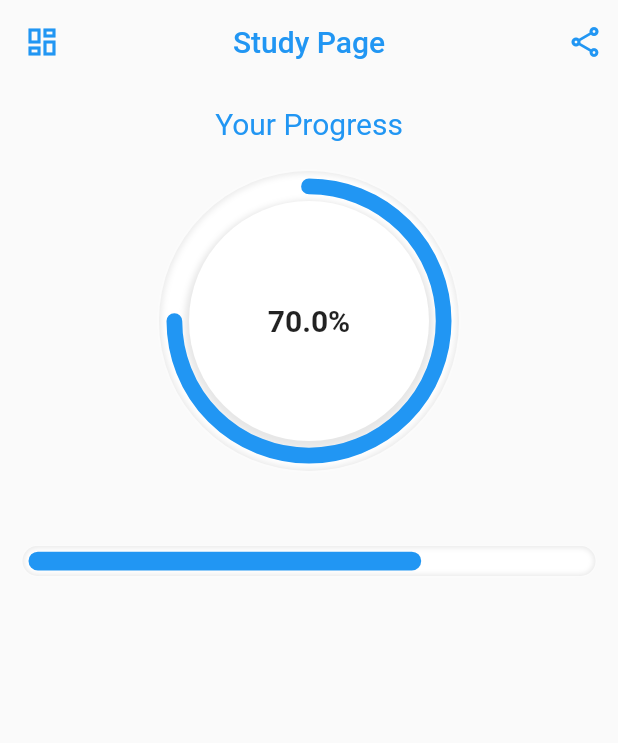
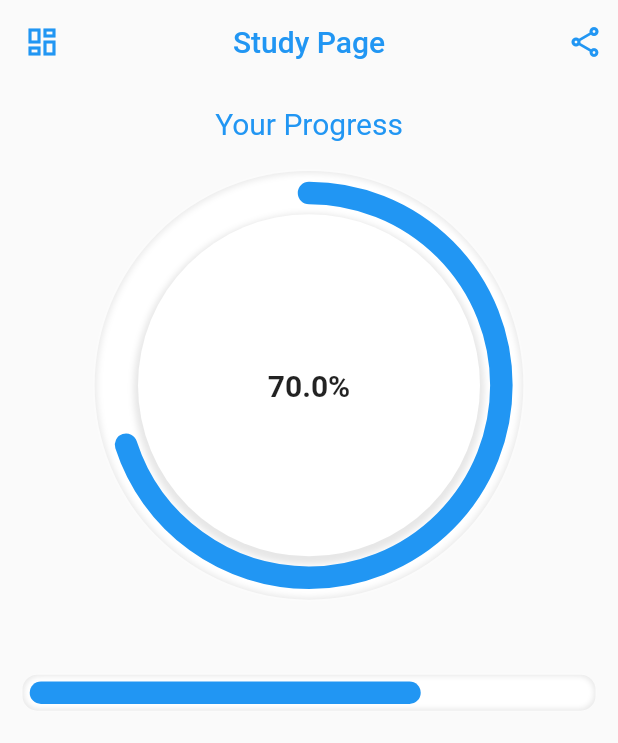
Before and after one commit to metaspook/theory_test, a Flutter app: the screen it shows after launch, on a phone screen of 412 x 824 dp. Shown: the top 743 px of the screen. Run offline on Flutter 3.47's test engine with Material 2 defaults, Android fonts, the phone set to English and light mode, and no system bars; drawn by our look-alikes of percent_indicator.

Commit message:
update circular progressBar

```diff
--- a/lib/pages/study_page.dart
+++ b/lib/pages/study_page.dart
@@ -27,12 +27,16 @@ class StudyPage extends StatelessWidget {
                   .copyWith(color: Colors.blue, fontWeight: FontWeight.normal),
             ),
             const SizedBox(height: 20),
-            const CircularProgressBar(),
+            CircularProgressBar(
+              color: colorScheme.primary,
+              percent: 0.7,
+              width: 15,
+            ),
             const SizedBox(height: 50),
             LinearProgressBar(
               color: colorScheme.primary,
               percent: 0.7,
-              height: 12.5,
+              height: 15,
             ),
           ],
         ),
--- a/lib/widgets/progress_bar.dart
+++ b/lib/widgets/progress_bar.dart
@@ -3,19 +3,21 @@ import 'package:percent_indicator/circular_percent_indicator.dart';
 import 'package:percent_indicator/linear_percent_indicator.dart';
 
 class CircularProgressBar extends StatelessWidget {
-  const CircularProgressBar({Key? key}) : super(key: key);
+  const CircularProgressBar(
+      {Key? key, this.percent = 0.0, this.width = 5.0, this.color})
+      : super(key: key);
+  final double percent, width;
+  final Color? color;
 
   @override
   Widget build(BuildContext context) {
-    final colorScheme = Theme.of(context).colorScheme;
-
     return Stack(
       alignment: Alignment.center,
       children: [
         Container(
           alignment: Alignment.center,
-          width: 200,
-          height: 200,
+          width: width * 19.05,
+          height: width * 19.05,
           decoration: BoxDecoration(
             shape: BoxShape.circle,
             boxShadow: [
@@ -31,8 +33,8 @@ class CircularProgressBar extends StatelessWidget {
           ),
         ),
         Container(
-          width: 160,
-          height: 160,
+          width: width * 15.2,
+          height: width * 15.2,
           decoration: BoxDecoration(
             shape: BoxShape.circle,
             boxShadow: [
@@ -50,16 +52,16 @@ class CircularProgressBar extends StatelessWidget {
         ),
         CircularPercentIndicator(
           backgroundColor: Colors.transparent,
-          radius: 95.0,
-          lineWidth: 10.5,
+          radius: width * 9.05,
+          lineWidth: width,
           animation: true,
-          percent: 0.75,
+          percent: percent,
           center: const Text(
             "70.0%",
             style: TextStyle(fontWeight: FontWeight.bold, fontSize: 20.0),
           ),
           circularStrokeCap: CircularStrokeCap.round,
-          progressColor: colorScheme.primary,
+          progressColor: color,
         ),
       ],
     );
```
